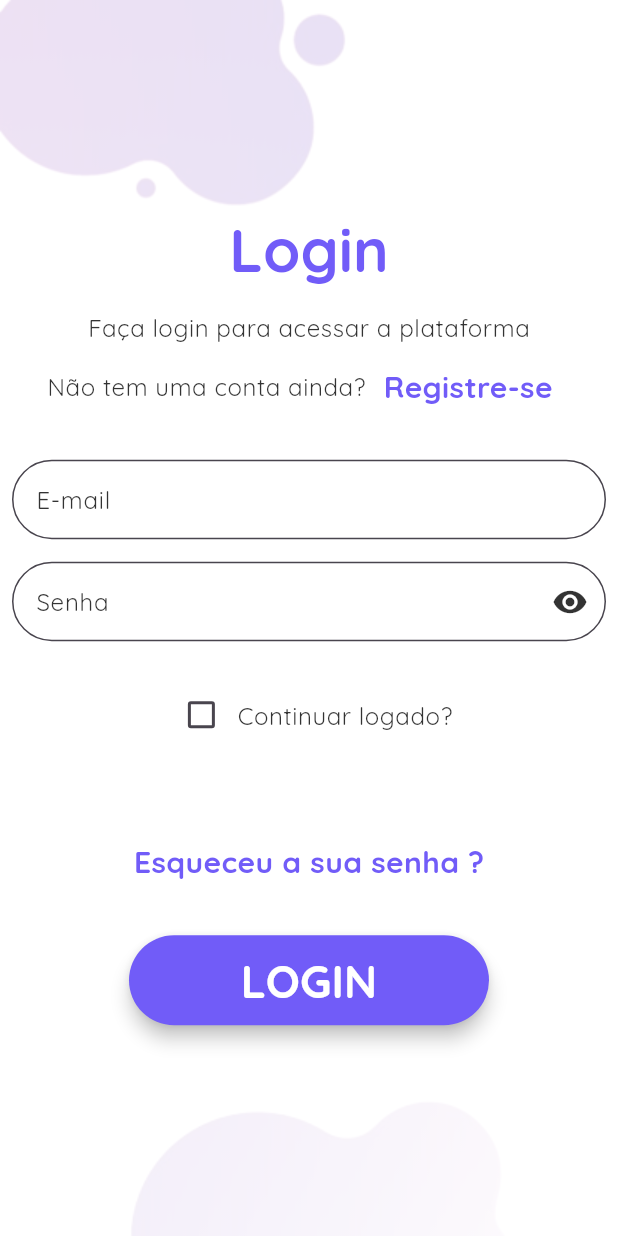
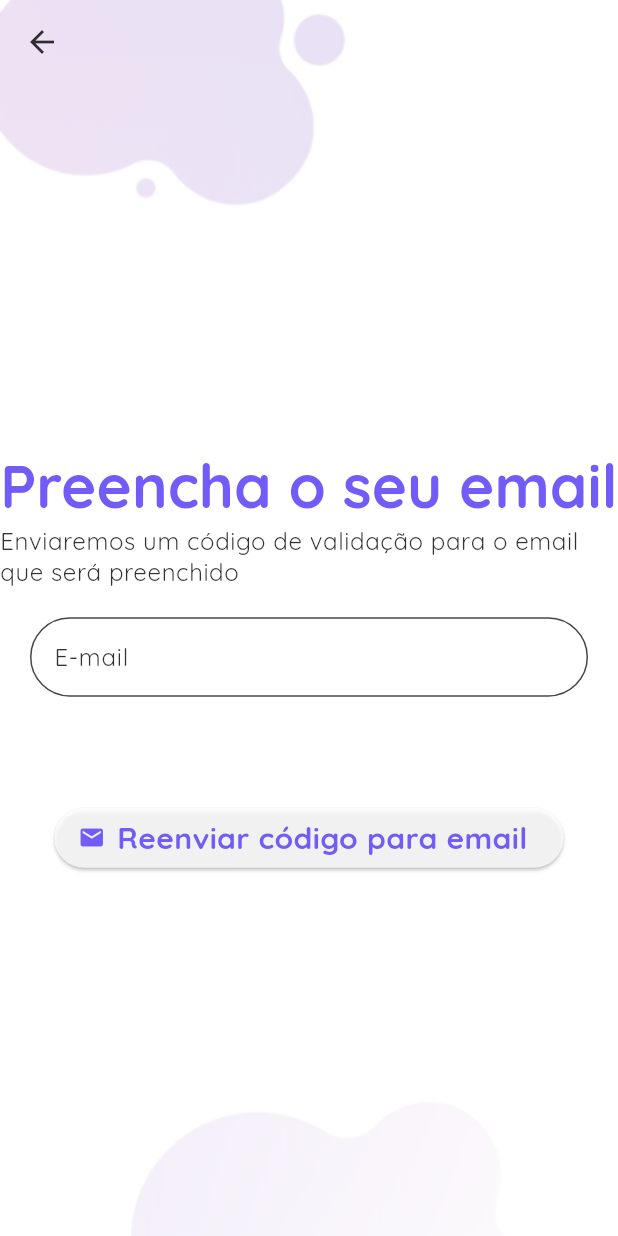
Before and after one commit to jonkstro/iluminaphb-mobile, a Flutter app: the screen it shows after launch, after a tap on "Esqueceu a sua senha ?", on a phone screen of 412 x 824 dp. Run offline on Flutter 3.47's test engine with Material 3 defaults, Android fonts, the phone set to English and light mode, and no system bars; our stand-ins replace flutter_dotenv, shared_preferences; missing offline and left inert: emailjs; network calls fail.

Commit message:
construcao inicial - telas de forgot e reset password

```diff
--- a/lib/components/auth_form.dart
+++ b/lib/components/auth_form.dart
@@ -4,6 +4,8 @@ import 'package:flutter/material.dart';
 import 'package:http/http.dart';
 import 'package:iluminaphb/components/adaptative_alert_dialog.dart';
 import 'package:iluminaphb/exceptions/auth_exception.dart';
+import 'package:iluminaphb/pages/password_forget_page.dart';
+import 'package:iluminaphb/utils/app_routes.dart';
 import 'package:provider/provider.dart';
 
 import '../models/auth.dart';
@@ -343,7 +345,7 @@ class _AuthFormState extends State<AuthForm> {
         ),
         const SizedBox(height: 25),
 
-        // Botão para "Esqueceu a senha". TODO: Criar pagina de esqueceu senha
+        // Botão para "Esqueceu a senha".
         if (_isLogin())
           Column(
             children: [
@@ -364,7 +366,12 @@ class _AuthFormState extends State<AuthForm> {
               ),
               const SizedBox(height: 50),
               TextButton(
-                onPressed: () {},
+                onPressed: () {
+                  Navigator.of(context).pushNamed(
+                    AppRoutes.HOME,
+                    arguments: const PasswordForgetPage(),
+                  );
+                },
                 child: Text(
                   'Esqueceu a sua senha ?',
                   style: Theme.of(context).textTheme.bodyMedium,
--- /dev/null
+++ b/lib/pages/password_forget_page.dart
@@ -0,0 +1,144 @@
+// ignore_for_file: use_build_context_synchronously
+
+import 'package:flutter/material.dart';
+import 'package:iluminaphb/models/auth.dart';
+import 'package:iluminaphb/pages/password_reset_page.dart';
+import 'package:provider/provider.dart';
+
+import '../components/adaptative_alert_dialog.dart';
+import '../utils/app_routes.dart';
+
+class PasswordForgetPage extends StatefulWidget {
+  const PasswordForgetPage({super.key});
+
+  @override
+  State<PasswordForgetPage> createState() => _PasswordForgetPageState();
+}
+
+class _PasswordForgetPageState extends State<PasswordForgetPage> {
+  bool _isLoading = false;
+  final _emailController = TextEditingController();
+  // Chave que irá identificar o formulário no submit
+  final _formKey = GlobalKey<FormState>();
+
+  // Método que vai retornar o Dialog com a mensagem de erro que retornar do firebase
+  void _showErrorDialog(String msg) {
+    showDialog(
+      context: context,
+      builder: (ctx) => AdaptativeAlertDialog(
+        msg: 'Ocorreu um erro',
+        corpo: msg,
+        isError: true,
+      ),
+    );
+  }
+
+  Future<void> _enviarEmail(String email) async {
+    setState(() => _isLoading = true);
+    try {
+      await Provider.of<Auth>(context, listen: false)
+          .enviarEmailMudancaSenha(email);
+      // Navegar para a tela de preenchimento do código enviado pro email
+      await showDialog(
+        context: context,
+        builder: (ctx) => AdaptativeAlertDialog(
+          msg: 'Email enviado!',
+          corpo:
+              'Reenviamos o código de validação para o email $email. \nCaso não encontre o email na caixa de entrada, verifique a caixa de SPAM.',
+          isError: false,
+        ),
+      );
+      // Ir pra tela de Preencher o código após fechar o dialog
+      Navigator.of(context)
+          .pushNamed(AppRoutes.HOME, arguments: const PasswordResetPage());
+    } catch (error) {
+      _showErrorDialog(error.toString());
+    }
+    setState(() => _isLoading = false);
+  }
+
+  Future<void> _submitForm() async {
+    // Validação dos campos do formulario: Se tiver o que validar ele valida,
+    //se não tiver nada pra validar manda false pois deu algum erro
+    final isValid = _formKey.currentState?.validate() ?? false;
+    // Se não for válido (isValid = false) ele vai fazer nada, vai acabar aqui
+    if (!isValid) {
+      return;
+    }
+    // Vai salvar cada um dos campos do form chamando o onSaved de cada um
+    _formKey.currentState?.save();
+  }
+
+  @override
+  Widget build(BuildContext context) {
+    return Scaffold(
+      backgroundColor: Colors.transparent,
+      appBar: AppBar(
+        iconTheme: Theme.of(context).iconTheme,
+        // actionsIconTheme: Theme.of(context).iconTheme,
+        backgroundColor: Colors.transparent,
+      ),
+      body: Column(
+        mainAxisAlignment: MainAxisAlignment.center,
+        children: [
+          Text(
+            'Preencha o seu email',
+            style: Theme.of(context).textTheme.headlineMedium,
+          ),
+          Text(
+            'Enviaremos um código de validação para o email que será preenchido',
+            style: Theme.of(context).textTheme.bodySmall,
+          ),
+          Container(
+            margin: const EdgeInsets.all(20),
+            width: 600,
+            child: Form(
+              key: _formKey,
+              child: TextFormField(
+                controller: _emailController,
+                style: Theme.of(context).textTheme.bodySmall,
+                decoration: const InputDecoration(
+                  labelText: 'E-mail',
+                  hintText: 'Preencha o seu email',
+                ),
+                textInputAction: TextInputAction.next,
+                keyboardType: TextInputType.emailAddress,
+                validator: (value) {
+                  final email = value ?? '';
+                  // Remover espaços em branco no início e no final da string e ver se tem @
+                  if (email.trim().isEmpty ||
+                      !email.contains('@') ||
+                      !(email.contains('.com') || email.contains('.edu.br'))) {
+                    return 'Informe um email válido';
+                  }
+                  return null;
+                },
+              ),
+            ),
+          ),
+          const SizedBox(height: 50),
+          _isLoading
+              ? const CircularProgressIndicator()
+              : ElevatedButton.icon(
+                  icon: Icon(
+                    Icons.email,
+                    color: Theme.of(context).textTheme.bodyMedium?.color,
+                  ),
+                  style: ElevatedButton.styleFrom(
+                    backgroundColor:
+                        Theme.of(context).inputDecorationTheme.fillColor,
+                  ),
+                  label: Text(
+                    'Reenviar código para email',
+                    style: Theme.of(context).textTheme.bodyMedium,
+                    textAlign: TextAlign.center,
+                  ),
+                  onPressed: () async {
+                    _submitForm();
+                  },
+                ),
+        ],
+      ),
+    );
+  }
+}
```
Also changed, not shown: lib/models/auth.dart (+64 -17 lines), lib/pages/password_reset_page.dart (added, +10 -0 lines).
